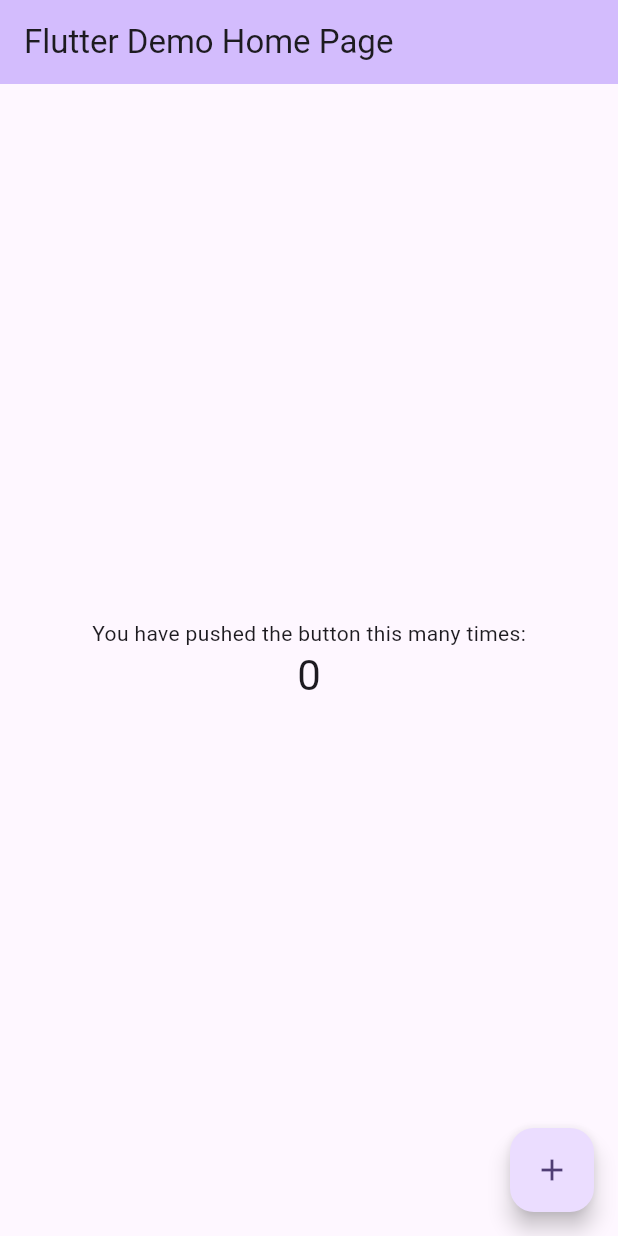
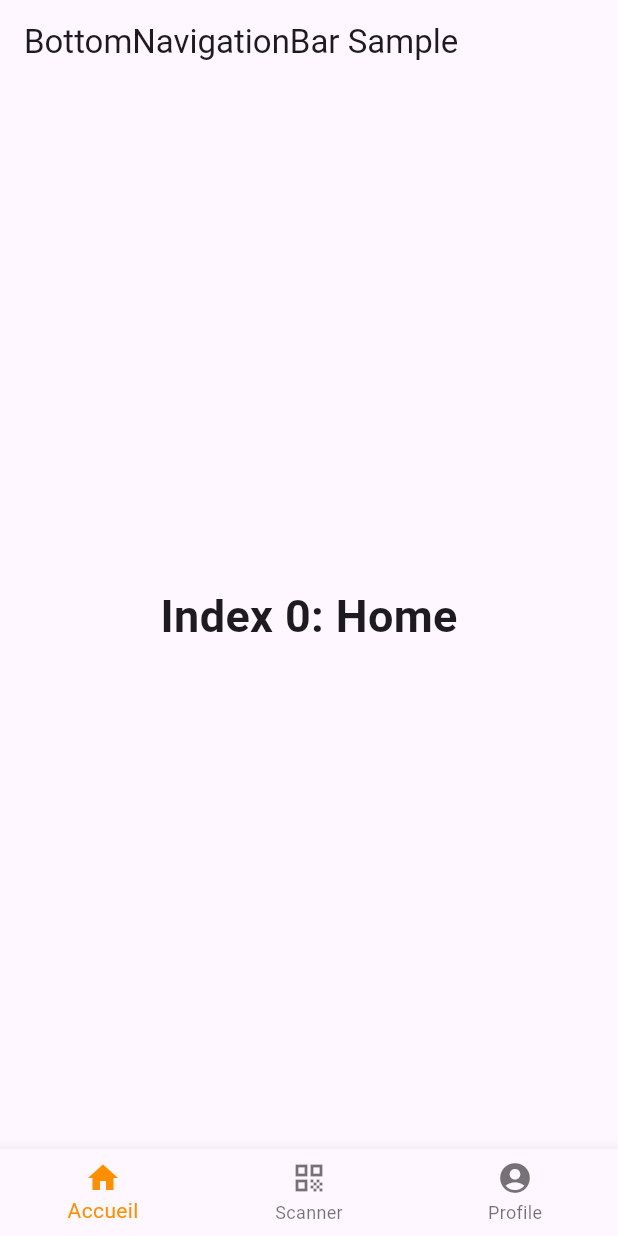
Before and after one commit to AlbertMcAvoy/sesame, a Flutter app: the screen it shows after launch, on a phone screen of 412 x 824 dp. Run offline on Flutter 3.47's test engine with Material 3 defaults, Android fonts, the light colour scheme and no system bars.

Commit message:
[ADD] - layout part 1

```diff
--- /dev/null
+++ b/frontend/lib/layout.dart
@@ -0,0 +1,63 @@
+import 'package:flutter/material.dart';
+
+class Layout extends StatefulWidget {
+  @override
+  _LayoutState createState() => _LayoutState();
+}
+
+class _LayoutState extends State<Layout> {
+  int _selectedIndex = 0;
+  static const TextStyle optionStyle =
+      TextStyle(fontSize: 30, fontWeight: FontWeight.bold);
+  static const List<Widget> _widgetOptions = <Widget>[
+    Text(
+      'Index 0: Home',
+      style: optionStyle,
+    ),
+    Text(
+      'Index 1: Business',
+      style: optionStyle,
+    ),
+    Text(
+      'Index 2: School',
+      style: optionStyle,
+    ),
+  ];
+
+  void _onItemTapped(int index) {
+    setState(() {
+      _selectedIndex = index;
+    });
+  }
+
+  @override
+  Widget build(BuildContext context) {
+    return Scaffold(
+      appBar: AppBar(
+        title: const Text('BottomNavigationBar Sample'),
+      ),
+      body: Center(
+        child: _widgetOptions.elementAt(_selectedIndex),
+      ),
+      bottomNavigationBar: BottomNavigationBar(
+        items: const <BottomNavigationBarItem>[
+          BottomNavigationBarItem(
+            icon: Icon(Icons.home),
+            label: 'Accueil',
+          ),
+          BottomNavigationBarItem(
+            icon: Icon(Icons.qr_code_outlined),
+            label: 'Scanner',
+          ),
+          BottomNavigationBarItem(
+            icon: Icon(Icons.account_circle),
+            label: 'Profile',
+          ),
+        ],
+        currentIndex: _selectedIndex,
+        selectedItemColor: Colors.amber[800],
+        onTap: _onItemTapped,
+      ),
+    );
+  }
+}
--- a/frontend/lib/main.dart
+++ b/frontend/lib/main.dart
@@ -1,125 +1,15 @@
 import 'package:flutter/material.dart';
+import 'layout.dart'; // Importer le fichier du widget Layout
 
 void main() {
-  runApp(const MyApp());
+  runApp(MyApp());
 }
 
 class MyApp extends StatelessWidget {
-  const MyApp({super.key});
-
-  // This widget is the root of your application.
   @override
   Widget build(BuildContext context) {
     return MaterialApp(
-      title: 'Flutter Demo',
-      theme: ThemeData(
-        // This is the theme of your application.
-        //
-        // TRY THIS: Try running your application with "flutter run". You'll see
-        // the application has a purple toolbar. Then, without quitting the app,
-        // try changing the seedColor in the colorScheme below to Colors.green
-        // and then invoke "hot reload" (save your changes or press the "hot
-        // reload" button in a Flutter-supported IDE, or press "r" if you used
-        // the command line to start the app).
-        //
-        // Notice that the counter didn't reset back to zero; the application
-        // state is not lost during the reload. To reset the state, use hot
-        // restart instead.
-        //
-        // This works for code too, not just values: Most code changes can be
-        // tested with just a hot reload.
-        colorScheme: ColorScheme.fromSeed(seedColor: Colors.deepPurple),
-        useMaterial3: true,
-      ),
-      home: const MyHomePage(title: 'Flutter Demo Home Page'),
+      home: Layout(),
     );
   }
 }
-
-class MyHomePage extends StatefulWidget {
-  const MyHomePage({super.key, required this.title});
-
-  // This widget is the home page of your application. It is stateful, meaning
-  // that it has a State object (defined below) that contains fields that affect
-  // how it looks.
-
-  // This class is the configuration for the state. It holds the values (in this
-  // case the title) provided by the parent (in this case the App widget) and
-  // used by the build method of the State. Fields in a Widget subclass are
-  // always marked "final".
-
-  final String title;
-
-  @override
-  State<MyHomePage> createState() => _MyHomePageState();
-}
-
-class _MyHomePageState extends State<MyHomePage> {
-  int _counter = 0;
-
-  void _incrementCounter() {
-    setState(() {
-      // This call to setState tells the Flutter framework that something has
-      // changed in this State, which causes it to rerun the build method below
-      // so that the display can reflect the updated values. If we changed
-      // _counter without calling setState(), then the build method would not be
-      // called again, and so nothing would appear to happen.
-      _counter++;
-    });
-  }
-
-  @override
-  Widget build(BuildContext context) {
-    // This method is rerun every time setState is called, for instance as done
-    // by the _incrementCounter method above.
-    //
-    // The Flutter framework has been optimized to make rerunning build methods
-    // fast, so that you can just rebuild anything that needs updating rather
-    // than having to individually change instances of widgets.
-    return Scaffold(
-      appBar: AppBar(
-        // TRY THIS: Try changing the color here to a specific color (to
-        // Colors.amber, perhaps?) and trigger a hot reload to see the AppBar
-        // change color while the other colors stay the same.
-        backgroundColor: Theme.of(context).colorScheme.inversePrimary,
-        // Here we take the value from the MyHomePage object that was created by
-        // the App.build method, and use it to set our appbar title.
-        title: Text(widget.title),
-      ),
-      body: Center(
-        // Center is a layout widget. It takes a single child and positions it
-        // in the middle of the parent.
-        child: Column(
-          // Column is also a layout widget. It takes a list of children and
-          // arranges them vertically. By default, it sizes itself to fit its
-          // children horizontally, and tries to be as tall as its parent.
-          //
-          // Column has various properties to control how it sizes itself and
-          // how it positions its children. Here we use mainAxisAlignment to
-          // center the children vertically; the main axis here is the vertical
-          // axis because Columns are vertical (the cross axis would be
-          // horizontal).
-          //
-          // TRY THIS: Invoke "debug painting" (choose the "Toggle Debug Paint"
-          // action in the IDE, or press "p" in the console), to see the
-          // wireframe for each widget.
-          mainAxisAlignment: MainAxisAlignment.center,
-          children: <Widget>[
-            const Text(
-              'You have pushed the button this many times:',
-            ),
-            Text(
-              '$_counter',
-              style: Theme.of(context).textTheme.headlineMedium,
-            ),
-          ],
-        ),
-      ),
-      floatingActionButton: FloatingActionButton(
-        onPressed: _incrementCounter,
-        tooltip: 'Increment',
-        child: const Icon(Icons.add),
-      ), // This trailing comma makes auto-formatting nicer for build methods.
-    );
-  }
-}
```
